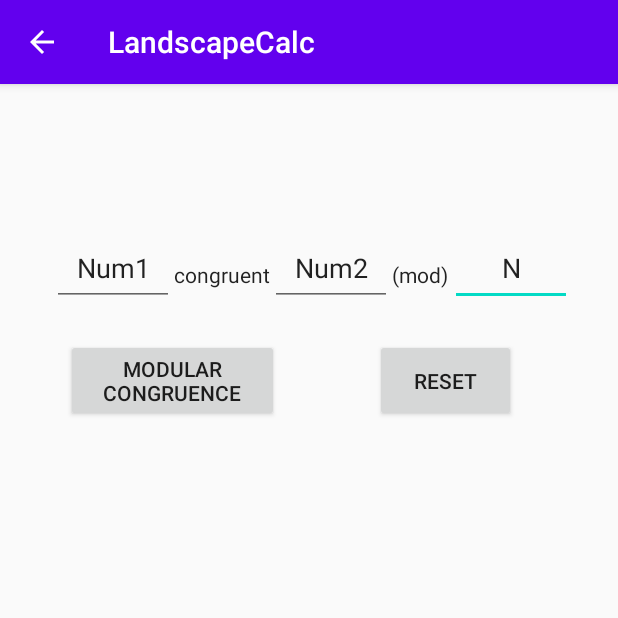
After one commit to matiascshaha/LandscapeCalc, an Android app: the Modulus_Activity screen opened directly, with no data from a screen before it, on a phone screen of 412 x 824 dp, the top half of it. The commit adds this screen. Run offline under Robolectric (Android 15) with nearby library versions, the phone set to English and light mode, and no system bars; Roboto replaces fonts that are not available here.

Commit message:
Implemented Modulus Activity and functionality

```diff
--- a/app/src/main/AndroidManifest.xml
+++ b/app/src/main/AndroidManifest.xml
@@ -8,16 +8,22 @@
         android:roundIcon="@mipmap/ic_launcher_round"
         android:supportsRtl="true"
         android:theme="@style/AppTheme">
-        <activity android:name=".Decimal_Frac_Activity"
-            android:parentActivityName=".MainActivity"/>
-        <activity android:name=".Prime_Count_Activity"
-            android:parentActivityName=".MainActivity"/>
-        <activity android:name=".Set_Math_Activity"
-            android:parentActivityName=".MainActivity"/>
-        <activity android:name=".LCM_Activity"
-            android:parentActivityName=".MainActivity"/>
-        <activity android:name=".GCD_Activity"
-            android:parentActivityName=".MainActivity"/>
+        <activity android:name=".Modulus_Activity"></activity>
+        <activity
+            android:name=".Decimal_Frac_Activity"
+            android:parentActivityName=".MainActivity" />
+        <activity
+            android:name=".Prime_Count_Activity"
+            android:parentActivityName=".MainActivity" />
+        <activity
+            android:name=".Set_Math_Activity"
+            android:parentActivityName=".MainActivity" />
+        <activity
+            android:name=".LCM_Activity"
+            android:parentActivityName=".MainActivity" />
+        <activity
+            android:name=".GCD_Activity"
+            android:parentActivityName=".MainActivity" />
         <activity android:name=".MainActivity" />
         <activity
             android:name=".Splash_Activity"
--- a/app/src/main/java/com/example/landscapecalc/MainActivity.java
+++ b/app/src/main/java/com/example/landscapecalc/MainActivity.java
@@ -14,6 +14,7 @@ public class MainActivity extends AppCompatActivity {
     Button Set_Math_Button;
     Button Prime_Count_Button;
     Button Decimal_Frac_Button;
+    Button Modulus_Button;
 
     @Override
     protected void onCreate(Bundle savedInstanceState) {
@@ -25,6 +26,7 @@ public class MainActivity extends AppCompatActivity {
         Set_Math_Button = findViewById(R.id.Set_Math_Button);
         Prime_Count_Button = findViewById(R.id.Prime_Count_Button);
         Decimal_Frac_Button = findViewById(R.id.Decimal_Frac_Button);
+        Modulus_Button = findViewById(R.id.Modulus_Button);
 
         GCD_Button.setOnClickListener(new View.OnClickListener() {
             @Override
@@ -69,6 +71,14 @@ public class MainActivity extends AppCompatActivity {
             }
         });
 
+        Modulus_Button.setOnClickListener(new View.OnClickListener() {
+            @Override
+            public void onClick(View v) {
+                Intent myIntent = new Intent(MainActivity.this, Modulus_Activity.class);
+                startActivity(myIntent);
+            }
+        });
+
 
     }
 }
--- /dev/null
+++ b/app/src/main/java/com/example/landscapecalc/Modulus_Activity.java
@@ -0,0 +1,66 @@
+package com.example.landscapecalc;
+
+import androidx.appcompat.app.AppCompatActivity;
+
+import android.os.Bundle;
+import android.view.View;
+import android.widget.Button;
+import android.widget.EditText;
+import android.widget.TextView;
+import android.widget.Toast;
+
+public class Modulus_Activity extends AppCompatActivity {
+
+    Button modular_button;
+    Button resetButton;
+    EditText firstNum;
+    EditText secondNum;
+    EditText N;
+    TextView TrueOrFalse;
+
+    @Override
+    protected void onCreate(Bundle savedInstanceState) {
+        super.onCreate(savedInstanceState);
+        setContentView(R.layout.activity_modulus_);
+
+        getSupportActionBar().setDisplayHomeAsUpEnabled(true);
+
+        modular_button = findViewById(R.id.modular_button);
+        resetButton = findViewById(R.id.resetButton);
+        firstNum = findViewById(R.id.firstNum);
+        secondNum = findViewById(R.id.secondNum);
+        N = findViewById(R.id.N);
+        TrueOrFalse = findViewById(R.id.TrueOrFalse);
+
+        resetButton.setOnClickListener(new View.OnClickListener() {
+            @Override
+            public void onClick(View v) {
+                firstNum.setText("");
+                secondNum.setText("");
+                N.setText("");
+                TrueOrFalse.setText("");
+            }
+        });
+
+        modular_button.setOnClickListener(new View.OnClickListener() {
+            @Override
+            public void onClick(View v) {
+                Integer num1 = Integer.parseInt(firstNum.getText().toString()); //convert text to int
+                Integer num2 = Integer.parseInt(secondNum.getText().toString());
+                Integer n = Integer.parseInt(N.getText().toString());
+
+                Integer result1 = num1%n;
+                Integer result2 = num2%n;
+
+                if(result1 == result2 || result1 == (n+result2)){
+                    TrueOrFalse.setText("True");
+                }
+                else{
+                    TrueOrFalse.setText("False");
+                }
+            }
+        });
+
+
+    }
+}
--- /dev/null
+++ b/app/src/main/res/layout/activity_modulus_.xml
@@ -0,0 +1,106 @@
+<?xml version="1.0" encoding="utf-8"?>
+<androidx.constraintlayout.widget.ConstraintLayout xmlns:android="http://schemas.android.com/apk/res/android"
+    xmlns:app="http://schemas.android.com/apk/res-auto"
+    xmlns:tools="http://schemas.android.com/tools"
+    android:layout_width="match_parent"
+    android:layout_height="match_parent"
+    tools:context=".Modulus_Activity">
+
+    <TextView
+        android:id="@+id/modular_display"
+        android:layout_width="wrap_content"
+        android:layout_height="wrap_content"
+        android:layout_marginTop="117dp"
+        android:layout_marginEnd="1dp"
+        android:text="(mod)"
+        android:textAppearance="@style/TextAppearance.AppCompat.Body1"
+        app:layout_constraintEnd_toStartOf="@+id/N"
+        app:layout_constraintStart_toEndOf="@+id/secondNum"
+        app:layout_constraintTop_toTopOf="parent" />
+
+    <EditText
+        android:id="@+id/N"
+        android:layout_width="81dp"
+        android:layout_height="50dp"
+        android:layout_marginTop="98dp"
+        android:layout_marginEnd="31dp"
+        android:ems="10"
+        android:inputType="number"
+        android:text="N"
+        android:gravity="center"
+        app:layout_constraintEnd_toEndOf="parent"
+        app:layout_constraintStart_toEndOf="@+id/modular_display"
+        app:layout_constraintTop_toTopOf="parent" />
+
+    <EditText
+        android:id="@+id/secondNum"
+        android:layout_width="81dp"
+        android:layout_height="50dp"
+        android:layout_marginTop="98dp"
+        android:ems="10"
+        android:inputType="number|text"
+        android:text="Num2"
+        android:gravity="center"
+        app:layout_constraintEnd_toStartOf="@+id/modular_display"
+        app:layout_constraintStart_toEndOf="@+id/congruent_display"
+        app:layout_constraintTop_toTopOf="parent" />
+
+    <EditText
+        android:id="@+id/firstNum"
+        android:layout_width="81dp"
+        android:layout_height="50dp"
+        android:layout_marginStart="35dp"
+        android:layout_marginTop="98dp"
+        android:ems="10"
+        android:inputType="number|text"
+        android:text="Num1"
+        android:gravity="center"
+        app:layout_constraintEnd_toStartOf="@+id/congruent_display"
+        app:layout_constraintStart_toStartOf="parent"
+        app:layout_constraintTop_toTopOf="parent" />
+
+    <TextView
+        android:id="@+id/congruent_display"
+        android:layout_width="wrap_content"
+        android:layout_height="wrap_content"
+        android:layout_marginTop="117dp"
+        android:text="congruent"
+        android:textAppearance="@style/TextAppearance.AppCompat.Body1"
+        app:layout_constraintEnd_toStartOf="@+id/secondNum"
+        app:layout_constraintStart_toEndOf="@+id/firstNum"
+        app:layout_constraintTop_toTopOf="parent" />
+
+    <Button
+        android:id="@+id/modular_button"
+        android:layout_width="142dp"
+        android:layout_height="55dp"
+        android:layout_marginStart="59dp"
+        android:layout_marginTop="22dp"
+        android:layout_marginEnd="32dp"
+        android:text="Modular Congruence"
+        app:layout_constraintEnd_toStartOf="@+id/resetButton"
+        app:layout_constraintStart_toStartOf="parent"
+        app:layout_constraintTop_toBottomOf="@+id/secondNum" />
+
+    <Button
+        android:id="@+id/resetButton"
+        android:layout_width="94dp"
+        android:layout_height="55dp"
+        android:layout_marginStart="32dp"
+        android:layout_marginTop="22dp"
+        android:layout_marginEnd="84dp"
+        android:text="Reset"
+        app:layout_constraintEnd_toEndOf="parent"
+        app:layout_constraintStart_toEndOf="@+id/modular_button"
+        app:layout_constraintTop_toBottomOf="@+id/N" />
+
+    <TextView
+        android:id="@+id/TrueOrFalse"
+        android:layout_width="wrap_content"
+        android:layout_height="wrap_content"
+        android:layout_marginStart="170dp"
+        android:layout_marginBottom="323dp"
+        android:textAppearance="@style/TextAppearance.AppCompat.Large"
+        app:layout_constraintBottom_toBottomOf="parent"
+        app:layout_constraintStart_toStartOf="parent" />
+</androidx.constraintlayout.widget.ConstraintLayout>
--- a/app/src/main/res/values/strings.xml
+++ b/app/src/main/res/values/strings.xml
@@ -29,5 +29,4 @@
     <color name="white">#FFFFFF</color>
 
 
-
 </resources>
```
